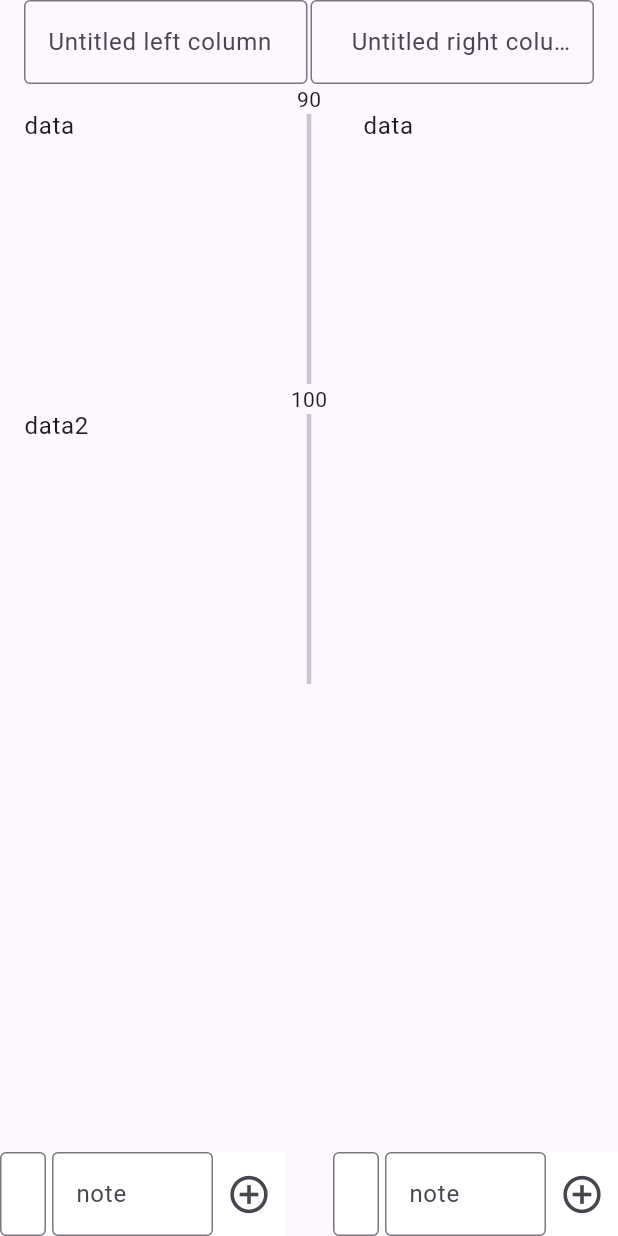
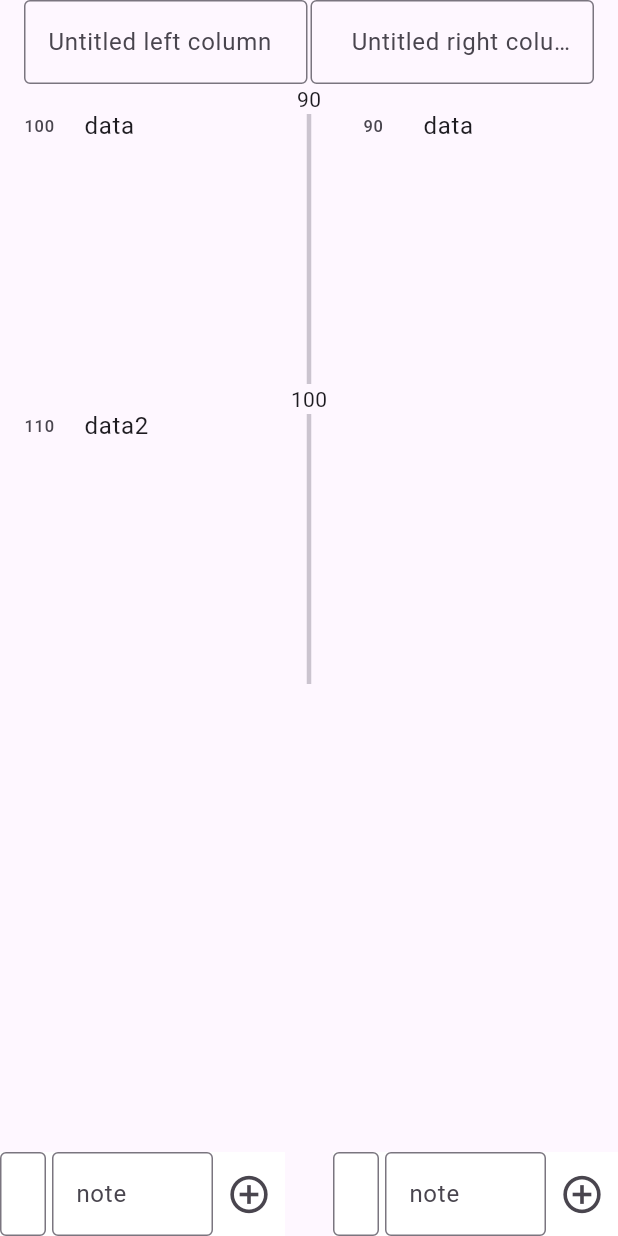
Before and after one commit to NobodyForNothing/timeline-editor, a Flutter app: the screen it shows after launch, on a phone screen of 412 x 824 dp. Run offline on Flutter 3.47's test engine with Material 3 defaults, Android fonts, the light colour scheme and no system bars.

Commit message:
add timestamp

```diff
--- a/lib/main.dart
+++ b/lib/main.dart
@@ -39,12 +39,12 @@ class TimeLineHome extends StatefulWidget {
 class _TimeLineHomeState extends State<TimeLineHome> {
   static const double _kUnitHeight = 20.0;
 
-  final Map<double, Widget> _eventsLeft = {
-    100: const ListTile(title: Text('data'),),
-    110: const ListTile(title: Text('data2'),),
+  final Map<double, String> _eventsLeft = {
+    100: 'data',
+    110: 'data2',
   };
-  final Map<double, Widget> _eventsRight = {
-    90: const ListTile(title: Text('data'),),
+  final Map<double, String> _eventsRight = {
+    90: 'data',
   };
 
   double? get _minTime => (_eventsLeft.isEmpty || _eventsRight.isEmpty)
@@ -107,9 +107,7 @@ class _TimeLineHomeState extends State<TimeLineHome> {
           child: ValueInput(
             callback: (year, note) {
               setState(() {
-                _eventsLeft[year.toDouble()] = ListTile(
-                  title: Text(note)
-                );
+                _eventsLeft[year.toDouble()] = note;
               });
             }
           ),
@@ -121,9 +119,7 @@ class _TimeLineHomeState extends State<TimeLineHome> {
           child: ValueInput(
             callback: (year, note) {
               setState(() {
-                _eventsRight[year.toDouble()] = ListTile(
-                  title: Text(note)
-                );
+                _eventsRight[year.toDouble()] = note;
               });
             }
           ),
@@ -139,7 +135,10 @@ class _TimeLineHomeState extends State<TimeLineHome> {
             height: _kUnitHeight * _eventsHeight + 100,
             child: PositionedListView(
               unitHeight: _kUnitHeight,
-              children: _eventsLeft,
+              children: _eventsLeft.map((key, value) => MapEntry(key, ListTile(
+                title: Text(value),
+                leading: Text(key.round().toString()),
+              ))),
             ),
           ),
           SizedBox(
@@ -157,7 +156,10 @@ class _TimeLineHomeState extends State<TimeLineHome> {
             width: MediaQuery.of(context).size.width / 2 - 20,
             child: PositionedListView(
               unitHeight: _kUnitHeight,
-              children: _eventsRight
+              children: _eventsRight.map((key, value) => MapEntry(key, ListTile(
+                title: Text(value),
+                leading: Text(key.round().toString()),
+              )))
             ),
           ),
         ],
@@ -165,3 +167,4 @@ class _TimeLineHomeState extends State<TimeLineHome> {
     )
   );
 }
+// TODO: fix start offset different on both sides
```
